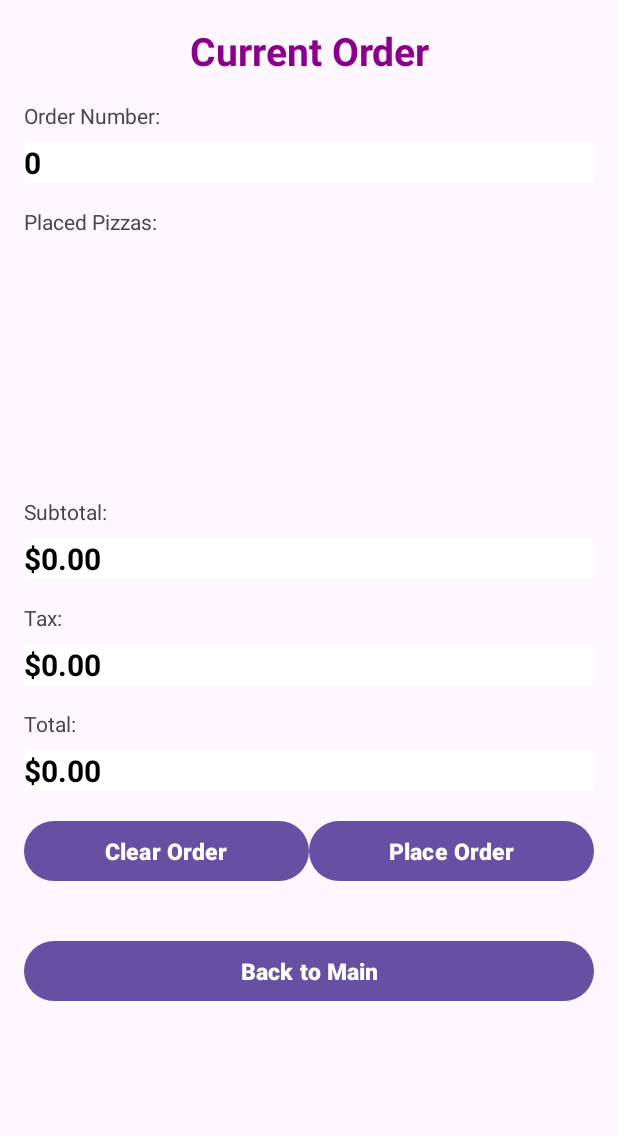
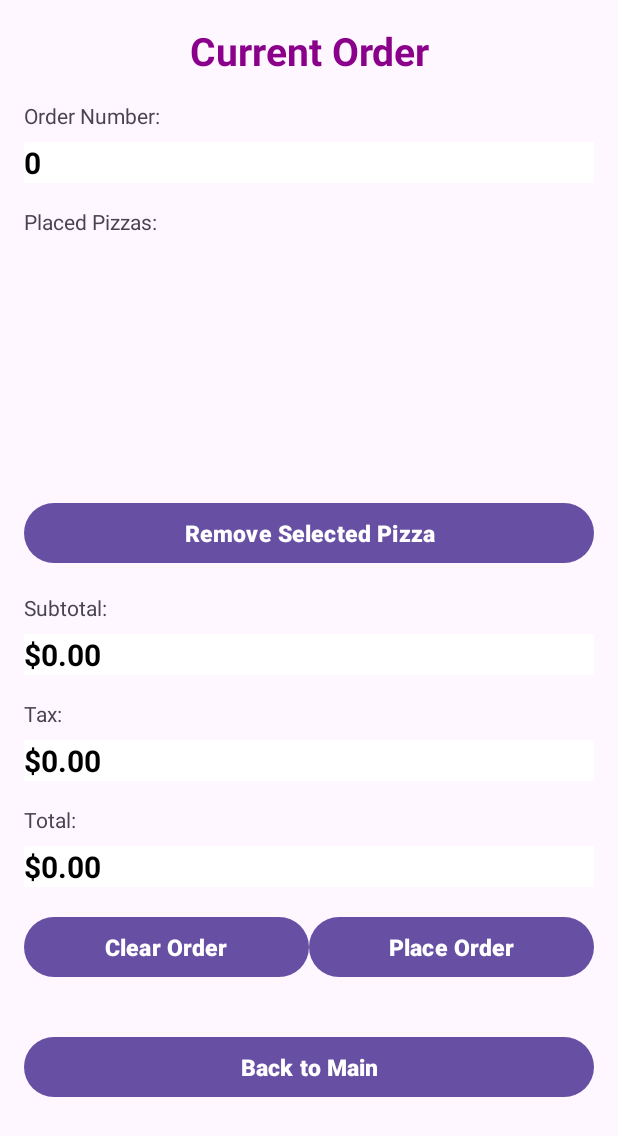
Before and after one commit to sriyavemuri/Yappers-Pizza-Android-App, an Android app: the OrderManagementActivity screen opened directly, with no data from a screen before it, on a phone screen of 412 x 824 dp. Shown: the top 1136 px of the screen. Run offline under Robolectric (Android 15) with nearby library versions, the light colour scheme and no system bars.

Commit message:
remove pizza implemented

```diff
--- a/app/src/main/java/com/example/yapperspizza/OrderManagementActivity.java
+++ b/app/src/main/java/com/example/yapperspizza/OrderManagementActivity.java
@@ -13,7 +13,7 @@ public class OrderManagementActivity extends AppCompatActivity {
 
     private ListView placedPizzasListView;
     private EditText subtotalEditText, taxEditText, totalEditText;
-    private Button clearOrderButton, placeOrderButton, mainButton;
+    private Button clearOrderButton, placeOrderButton, mainButton, removePizzaButton;
     private ArrayAdapter<String> pizzaAdapter;
     private Order currentOrder;
     private StoreOrders storeOrders;
@@ -33,7 +33,7 @@ public class OrderManagementActivity extends AppCompatActivity {
         clearOrderButton = findViewById(R.id.clearOrderButton);
         placeOrderButton = findViewById(R.id.placeOrderButton);
         mainButton = findViewById(R.id.mainButton);
-
+        removePizzaButton = findViewById(R.id.removePizzaButton);
 
         storeOrders = StoreOrders.getInstance();
         currentOrder = storeOrders.getLatestOrder();
@@ -41,11 +41,13 @@ public class OrderManagementActivity extends AppCompatActivity {
         // Set up ListView adapter
         pizzaAdapter = new ArrayAdapter<>(this, android.R.layout.simple_list_item_1, new ArrayList<>());
         placedPizzasListView.setAdapter(pizzaAdapter);
+        placedPizzasListView.setChoiceMode(ListView.CHOICE_MODE_SINGLE);
 
         // Add listeners
         clearOrderButton.setOnClickListener(v -> handleClearOrder());
         placeOrderButton.setOnClickListener(v -> handlePlaceOrder());
         mainButton.setOnClickListener(v -> handleBackToMain());
+        removePizzaButton.setOnClickListener(v -> handleRemovePizza());
 
         // Update the view
         updateOrderView();
@@ -84,6 +86,20 @@ public class OrderManagementActivity extends AppCompatActivity {
         int orderNumber = orderIndex + 1; // Index starts at 0, so add 1
         EditText orderNumberEditText = findViewById(R.id.orderNumberEditText);
         orderNumberEditText.setText(String.valueOf(orderNumber));
+    }
+
+    private void handleRemovePizza() {
+        int selectedPosition = placedPizzasListView.getCheckedItemPosition(); // Get the selected item position
+        if (selectedPosition == ListView.INVALID_POSITION) {
+            Toast.makeText(this, "Please select a pizza to remove.", Toast.LENGTH_SHORT).show();
+            return;
+        }
+
+        Pizza pizzaToRemove = currentOrder.getPizzas().get(selectedPosition); // Get the selected pizza
+        currentOrder.removePizza(pizzaToRemove); // Remove the pizza from the order
+
+        updateOrderView(); // Update the ListView and cost fields
+        Toast.makeText(this, "Pizza removed successfully.", Toast.LENGTH_SHORT).show();
     }
 
 
--- a/app/src/main/res/layout/order_management_view.xml
+++ b/app/src/main/res/layout/order_management_view.xml
@@ -53,6 +53,16 @@
             android:layout_width="match_parent"
             android:layout_height="150dp"
             android:dividerHeight="1dp"
+            android:layout_marginBottom="16dp" />
+
+        <Button
+            android:id="@+id/removePizzaButton"
+            android:layout_width="match_parent"
+            android:layout_height="wrap_content"
+            android:text="Remove Selected Pizza"
+            android:textColor="@android:color/white"
+            android:textSize="15sp"
+            android:textStyle="bold"
             android:layout_marginBottom="16dp" />
 
         <!-- Subtotal, Tax, and Total -->
```
